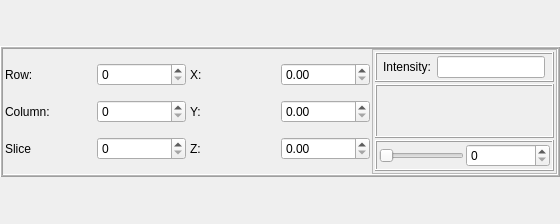
Old version of the form forms/voxelInformationWidget.ui in the repository isis-group/vast.
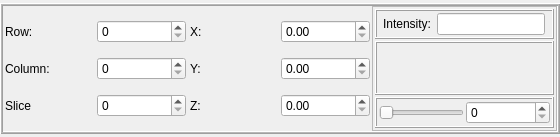
New version of the form.

Commit message: fixed size problem of option widgets

Diff of the .ui file:
```diff
--- a/forms/voxelInformationWidget.ui
+++ b/forms/voxelInformationWidget.ui
@@ -7,7 +7,7 @@
     <x>0</x>
     <y>0</y>
     <width>560</width>
-    <height>224</height>
+    <height>137</height>
    </rect>
   </property>
   <property name="sizePolicy">
@@ -18,7 +18,7 @@
   </property>
   <property name="minimumSize">
    <size>
-    <width>300</width>
+    <width>0</width>
     <height>100</height>
    </size>
   </property>
```
The commit also changes 6 other files.
